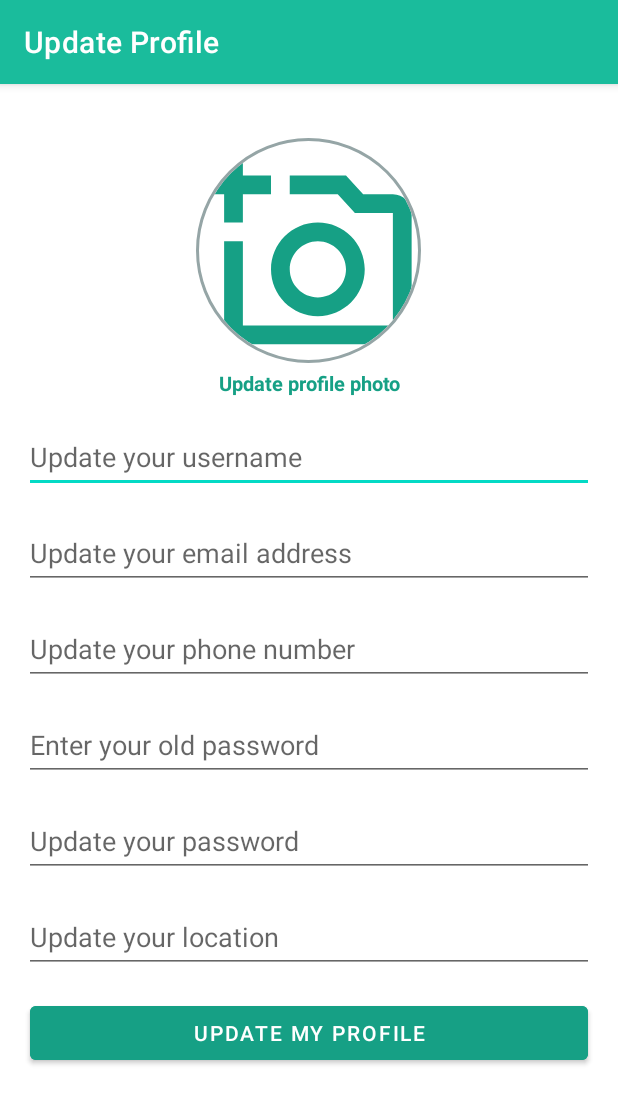
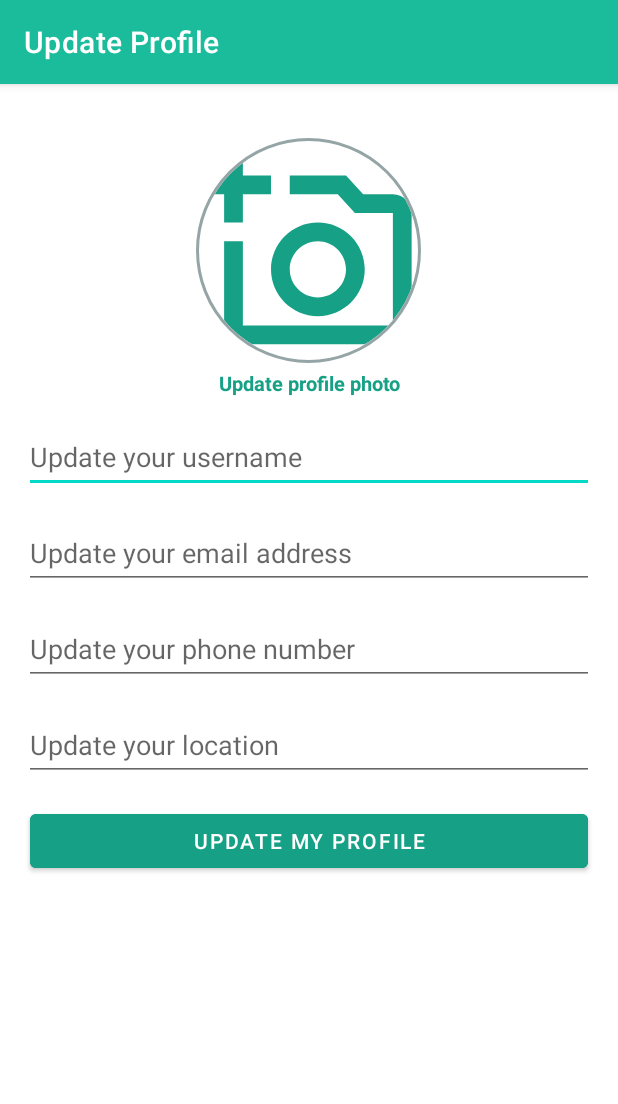
Before and after one commit to SteveDexter24/CSCI3310-Project, an Android app: the EditProfileActivity screen opened directly, with no data from a screen before it, on a phone screen of 412 x 824 dp. Shown: the top 1104 px of the screen. Run offline under Robolectric (Android 15) with nearby library versions, the phone set to English and light mode, and no system bars; our stand-ins replace CircleImageView, Firebase (no records; nobody signed in at launch, a user with empty details on screens opened directly), Room's generated code; pictures from the network do not load; 7 statements that could not run were skipped.

Commit message:
Remove old & new password edit text

```diff
--- a/app/src/main/res/layout/activity_edit_profile.xml
+++ b/app/src/main/res/layout/activity_edit_profile.xml
@@ -64,6 +64,7 @@
                 android:layout_height="wrap_content"
                 android:orientation="vertical">
 
+
                 <AutoCompleteTextView
                     android:id="@+id/edit_username"
                     android:layout_width="match_parent"
@@ -96,30 +97,6 @@
                     android:minHeight="48dp"
                     tools:ignore="TextContrastCheck" />
 
-                <EditText
-                    android:id="@+id/edit_old_password"
-                    android:layout_width="match_parent"
-                    android:layout_height="wrap_content"
-                    android:layout_marginTop="16dp"
-                    android:hint="@string/enter_old_password"
-                    android:importantForAutofill="no"
-                    android:inputType="textPassword"
-                    android:maxLines="1"
-                    android:minHeight="48dp"
-                    tools:ignore="TextContrastCheck" />
-
-                <EditText
-                    android:id="@+id/edit_password"
-                    android:layout_width="match_parent"
-                    android:layout_height="wrap_content"
-                    android:layout_marginTop="16dp"
-                    android:hint="@string/change_password"
-                    android:importantForAutofill="no"
-                    android:inputType="textPassword"
-                    android:maxLines="1"
-                    android:minHeight="48dp"
-                    tools:ignore="TextContrastCheck" />
-
                 <AutoCompleteTextView
                     android:id="@+id/edit_location"
                     android:layout_width="match_parent"
```
